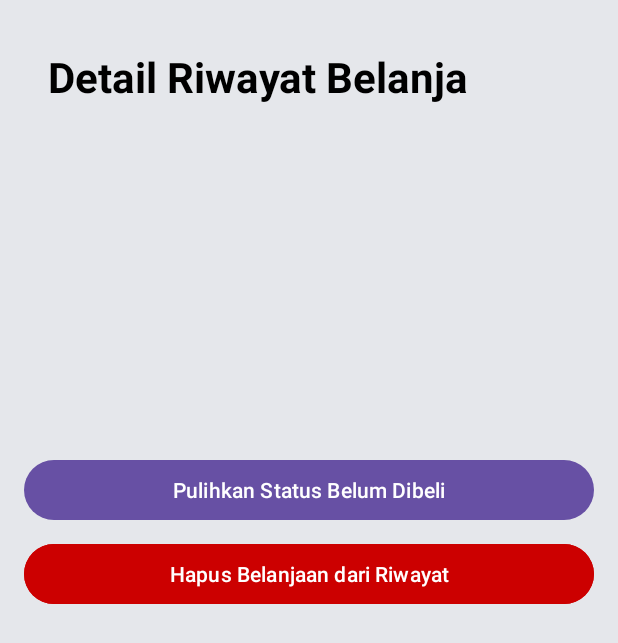
After one commit to Pencarisalmon/Shopping-List, an Android app: the fragment DetailHistoryFragment placed in its activity, on a phone screen of 412 x 824 dp. The commit adds this screen. Shown: the top 643 px of the screen. Run offline under Robolectric (Android 15) with nearby library versions, the phone set to English and light mode, and no system bars; our stand-ins replace Firebase (no records; nobody signed in at launch, a user with empty details on screens opened directly).

Commit message:
HistoryFragment, DetailHistory, HistoryBarangAdapter

```diff
--- /dev/null
+++ b/app/src/main/java/com/kelompok9PBP/ShoppingList/Fragment/DetailHistoryFragment.java
@@ -0,0 +1,191 @@
+package com.kelompok9PBP.ShoppingList.Fragment;
+
+import android.os.Bundle;
+
+import androidx.annotation.NonNull;
+import androidx.annotation.Nullable;
+import androidx.fragment.app.Fragment;
+
+import android.util.Log;
+import android.view.LayoutInflater;
+import android.view.View;
+import android.view.ViewGroup;
+import android.widget.Button;
+import android.widget.TextView;
+import android.widget.Toast;
+
+import com.google.firebase.auth.FirebaseAuth;
+import com.google.firebase.auth.FirebaseUser;
+import com.google.firebase.firestore.FirebaseFirestore;
+import com.kelompok9PBP.ShoppingList.R;
+import com.kelompok9PBP.ShoppingList.data.firestore.FirestoreHelper;
+import com.kelompok9PBP.ShoppingList.data.model.Barang;
+
+import java.text.SimpleDateFormat;
+import java.util.HashMap;
+import java.util.Locale;
+import java.util.Map;
+
+public class DetailHistoryFragment extends Fragment {
+    private static final String TAG = "DetailHistoryFragment";
+
+    private TextView tvNama, tvJumlah, tvHarga, tvKategori, tvWaktu, tvStatus;
+    private Button btnPulihkan, btnHapus; // ID tombol yang sesuai di layout fragment_detail_history.xml
+    private Barang barang;
+    private FirestoreHelper firestoreHelper;
+    private FirebaseAuth mAuth;
+    private FirebaseFirestore db; // Untuk logging aktivitas
+
+    public DetailHistoryFragment() {
+        // Required empty public constructor
+    }
+
+    public static DetailHistoryFragment newInstance(Barang barang) {
+        DetailHistoryFragment fragment = new DetailHistoryFragment();
+        Bundle args = new Bundle();
+        args.putSerializable("barang", barang); // Pastikan Barang implements Serializable
+        fragment.setArguments(args);
+        return fragment;
+    }
+
+    @Override
+    public View onCreateView(LayoutInflater inflater, ViewGroup container,
+                             Bundle savedInstanceState) {
+        // Inflate the layout for this fragment
+        return inflater.inflate(R.layout.fragment_detail_history, container, false); // Pastikan nama layout ini benar
+    }
+
+    @Override
+    public void onViewCreated(@NonNull View view, @Nullable Bundle savedInstanceState) {
+        super.onViewCreated(view, savedInstanceState);
+
+        // --- UBAH ID DI SINI AGAR SESUAI DENGAN XML YANG BARU ---
+        tvNama = view.findViewById(R.id.history_tvNamaDetail);
+        tvJumlah = view.findViewById(R.id.history_tvJumlahDetail);
+        tvHarga = view.findViewById(R.id.history_tvHargaDetail);
+        tvKategori = view.findViewById(R.id.history_tvKategoriDetail);
+        tvWaktu = view.findViewById(R.id.history_tvWaktuDetail);
+        tvStatus = view.findViewById(R.id.history_tvStatusDetail); // Tampilkan status
+        btnPulihkan = view.findViewById(R.id.history_btnPulihkan); // Sesuaikan dengan ID di layout Anda
+        btnHapus = view.findViewById(R.id.history_btnHapus); // Sesuaikan dengan ID di layout Anda
+        // --- AKHIR PERUBAHAN ID ---
+
+
+        firestoreHelper = new FirestoreHelper();
+        mAuth = FirebaseAuth.getInstance();
+        db = FirebaseFirestore.getInstance(); // Inisialisasi Firestore untuk log aktivitas
+
+        if (getArguments() != null) {
+            barang = (Barang) getArguments().getSerializable("barang");
+
+            if (barang != null) {
+                tvNama.setText(barang.getNamaBarang());
+                tvJumlah.setText(String.valueOf(barang.getJumlah()));
+                tvHarga.setText("Rp " + String.format(Locale.getDefault(), "%,.0f", barang.getHargaSatuan())); // Format harga
+                tvKategori.setText(barang.getKategori());
+                tvWaktu.setText(barang.getWaktuBelanja()); // `waktuBelanja` masih String
+                tvStatus.setText(barang.isPending() ? "Belum dibeli" : "Sudah dibeli");
+            }
+        }
+
+        btnPulihkan.setOnClickListener(v -> {
+            FirebaseUser currentUser = mAuth.getCurrentUser();
+            if (currentUser == null) {
+                Toast.makeText(requireContext(), "User belum login.", Toast.LENGTH_SHORT).show();
+                return;
+            }
+
+            if (barang != null && barang.getId() != null) {
+                barang.setPending(true); // Ubah status menjadi "Belum dibeli"
+
+                firestoreHelper.updateBarang(barang, new FirestoreHelper.UpdateCallback() {
+                    @Override
+                    public void onSuccess() {
+                        Toast.makeText(requireContext(), "Barang berhasil dipulihkan ke daftar belanja!", Toast.LENGTH_SHORT).show();
+                        tvStatus.setText("Belum dibeli"); // Update UI secara langsung
+                        // Kembali ke HistoryFragment atau ke HomeFragment jika ingin pengguna langsung melihat daftar belanja
+                        requireActivity().getSupportFragmentManager().popBackStack();
+
+                        // Tambahkan log aktivitas
+                        addActivityLog(currentUser.getUid(), currentUser.getEmail(), "Pulihkan Status Barang", barang.getId(), barang.getNamaBarang(), null);
+                    }
+
+                    @Override
+                    public void onFailure(Exception e) {
+                        Toast.makeText(requireContext(), "Gagal memulihkan status: " + e.getMessage(), Toast.LENGTH_SHORT).show();
+                        Log.e(TAG, "Error restoring status: " + e.getMessage(), e);
+                    }
+                });
+            } else {
+                Toast.makeText(requireContext(), "Barang tidak ditemukan untuk dipulihkan.", Toast.LENGTH_SHORT).show();
+            }
+        });
+
+        btnHapus.setOnClickListener(v -> {
+            FirebaseUser currentUser = mAuth.getCurrentUser();
+            if (currentUser == null) {
+                Toast.makeText(requireContext(), "User belum login.", Toast.LENGTH_SHORT).show();
+                return;
+            }
+
+            if (barang != null && barang.getId() != null) {
+                firestoreHelper.deleteBarang(barang.getId(), new FirestoreHelper.DeleteCallback() {
+                    @Override
+                    public void onSuccess() {
+                        Toast.makeText(requireContext(), "Barang berhasil dihapus dari riwayat!", Toast.LENGTH_SHORT).show();
+                        // Kembali ke HistoryFragment setelah menghapus
+                        requireActivity().getSupportFragmentManager().popBackStack();
+
+                        // Tambahkan log aktivitas
+                        addActivityLog(currentUser.getUid(), currentUser.getEmail(), "Hapus Belanjaan dari Riwayat", barang.getId(), barang.getNamaBarang(), null);
+                    }
+
+                    @Override
+                    public void onFailure(Exception e) {
+                        Toast.makeText(requireContext(), "Gagal menghapus barang: " + e.getMessage(), Toast.LENGTH_SHORT).show();
+                        Log.e(TAG, "Error deleting barang: " + e.getMessage(), e);
+                    }
+                });
+            } else {
+                Toast.makeText(requireContext(), "Barang tidak ditemukan untuk dihapus.", Toast.LENGTH_SHORT).show();
+            }
+        });
+    }
+
+    // Metode helper untuk menambahkan log aktivitas (sama seperti yang kita diskusikan sebelumnya)
+    private void addActivityLog(String userId, String userEmail, String action, String itemId, String itemName, Map<String, Object> details) {
+        Map<String, Object> logEntry = new HashMap<>();
+        logEntry.put("userId", userId);
+        logEntry.put("userEmail", userEmail);
+        logEntry.put("action", action);
+        logEntry.put("itemId", itemId);
+        logEntry.put("itemName", itemName);
+        logEntry.put("timestamp", com.google.firebase.firestore.FieldValue.serverTimestamp());
+        if (details != null) {
+            logEntry.put("details", details);
+        }
+
+        db.collection("activity_logs")
+                .add(logEntry)
+                .addOnSuccessListener(logDocRef -> Log.d(TAG, "Activity log added with ID: " + logDocRef.getId()))
+                .addOnFailureListener(e -> Log.e(TAG, "Error adding activity log", e));
+    }
+
+    @Override
+    public void onResume() {
+        super.onResume();
+        // Sembunyikan bottom navigation saat di detail history
+        if (getActivity() != null && getActivity().findViewById(R.id.bottom_navigation) != null) {
+            getActivity().findViewById(R.id.bottom_navigation).setVisibility(View.GONE);
+        }
+    }
+
+    @Override
+    public void onStop() {
+        super.onStop();
+        // Tampilkan kembali bottom navigation saat meninggalkan detail history
+        if (getActivity() != null && getActivity().findViewById(R.id.bottom_navigation) != null) {
+            getActivity().findViewById(R.id.bottom_navigation).setVisibility(View.VISIBLE);
+        }
+    }
+}
--- /dev/null
+++ b/app/src/main/res/layout/fragment_detail_history.xml
@@ -0,0 +1,90 @@
+<?xml version="1.0" encoding="utf-8"?>
+<ScrollView xmlns:android="http://schemas.android.com/apk/res/android"
+    xmlns:tools="http://schemas.android.com/tools"
+    android:layout_width="match_parent"
+    android:layout_height="match_parent"
+    tools:context=".Fragment.DetailHistoryFragment">
+
+    <LinearLayout
+        android:layout_width="match_parent"
+        android:layout_height="wrap_content"
+        android:orientation="vertical"
+        android:padding="16dp">
+
+        <TextView
+            android:id="@+id/history_tvDetailTitle"
+            android:layout_width="match_parent"
+            android:layout_height="wrap_content"
+            android:padding="16dp"
+            android:text="Detail Riwayat Belanja"
+            android:textColor="@android:color/black"
+            android:textSize="28sp"
+            android:textStyle="bold"/>
+
+        <TextView
+            android:id="@+id/history_tvNamaDetail"
+            android:layout_width="match_parent"
+            android:layout_height="wrap_content"
+            android:textSize="22sp"
+            android:textStyle="bold"
+            android:layout_marginBottom="8dp"
+            tools:text="Nama Barang: Laptop ASUS ROG" />
+
+        <TextView
+            android:id="@+id/history_tvJumlahDetail"
+            android:layout_width="match_parent"
+            android:layout_height="wrap_content"
+            android:textSize="18sp"
+            android:layout_marginBottom="8dp"
+            tools:text="Jumlah: 1" />
+
+        <TextView
+            android:id="@+id/history_tvHargaDetail"
+            android:layout_width="match_parent"
+            android:layout_height="wrap_content"
+            android:textSize="18sp"
+            android:layout_marginBottom="8dp"
+            tools:text="Harga: Rp 15.000.000" />
+
+        <TextView
+            android:id="@+id/history_tvKategoriDetail"
+            android:layout_width="match_parent"
+            android:layout_height="wrap_content"
+            android:textSize="18sp"
+            android:layout_marginBottom="8dp"
+            tools:text="Kategori: Elektronik" />
+
+        <TextView
+            android:id="@+id/history_tvWaktuDetail"
+            android:layout_width="match_parent"
+            android:layout_height="wrap_content"
+            android:textSize="18sp"
+            android:layout_marginBottom="8dp"
+            tools:text="Waktu Belanja: 01/01/2024" />
+
+        <TextView
+            android:id="@+id/history_tvStatusDetail"
+            android:layout_width="match_parent"
+            android:layout_height="wrap_content"
+            android:textSize="18sp"
+            android:textStyle="italic"
+            android:layout_marginBottom="24dp"
+            tools:text="Status: Sudah dibeli" />
+
+        <Button
+            android:id="@+id/history_btnPulihkan"
+            android:layout_width="match_parent"
+            android:layout_height="wrap_content"
+            android:text="Pulihkan Status Belum Dibeli"
+            android:layout_marginBottom="8dp"/>
+
+        <Button
+            android:id="@+id/history_btnHapus"
+            android:layout_width="match_parent"
+            android:layout_height="wrap_content"
+            android:text="Hapus Belanjaan dari Riwayat"
+            android:backgroundTint="@android:color/holo_red_dark"
+            android:textColor="@android:color/white"/>
+
+    </LinearLayout>
+</ScrollView>
```
Also changed, not shown: app/src/main/java/com/kelompok9PBP/ShoppingList/Fragment/HistoryFragment.java (+96 -38 lines), app/src/main/java/com/kelompok9PBP/ShoppingList/HistoryBarangAdapter.java (added, +96 -0 lines), app/src/main/res/layout/fragment_history.xml (+34 -5 lines).
